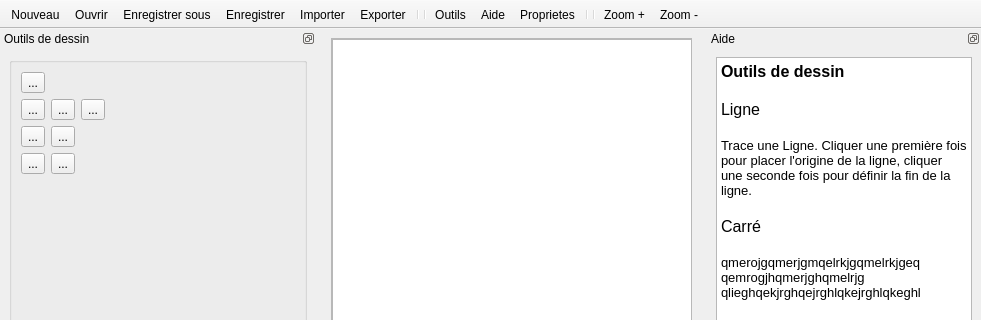
This is mainwindow.ui in BARRY-JN/M1---vectorial-draw-application as Qt 5 draws it before an edit; both pictures show x 0 to 981 and y 0 to 320 of the 981 by 790 pixel window. The edited form follows.
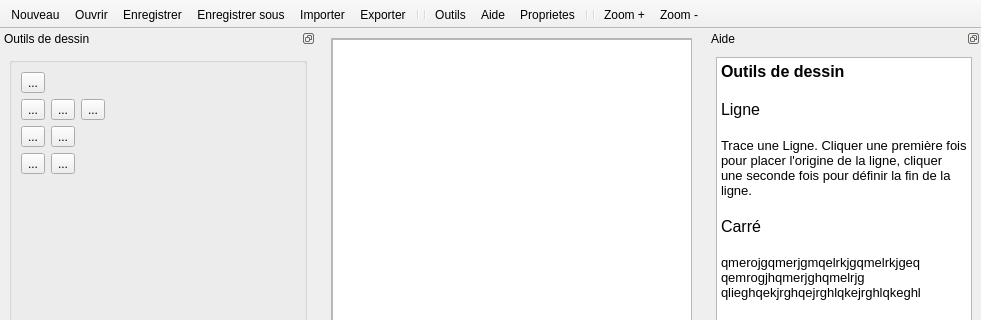
This is the edited form. Icons and pictures are not drawn. Custom widgets are drawn as their Qt base class.

Diff of the .ui file:
```diff
--- a/mainwindow.ui
+++ b/mainwindow.ui
@@ -157,8 +157,8 @@
    </attribute>
    <addaction name="actionNouveau"/>
    <addaction name="actionOuvrir"/>
-   <addaction name="actionEnregistrer_sous"/>
    <addaction name="actionEnregistrer"/>
+   <addaction name="actionEnregistrer_sous"/>
    <addaction name="actionImporter"/>
    <addaction name="actionExporter"/>
    <addaction name="separator"/>
```
Left out of the diff: 14 changed lines with no effect on the pictures.
